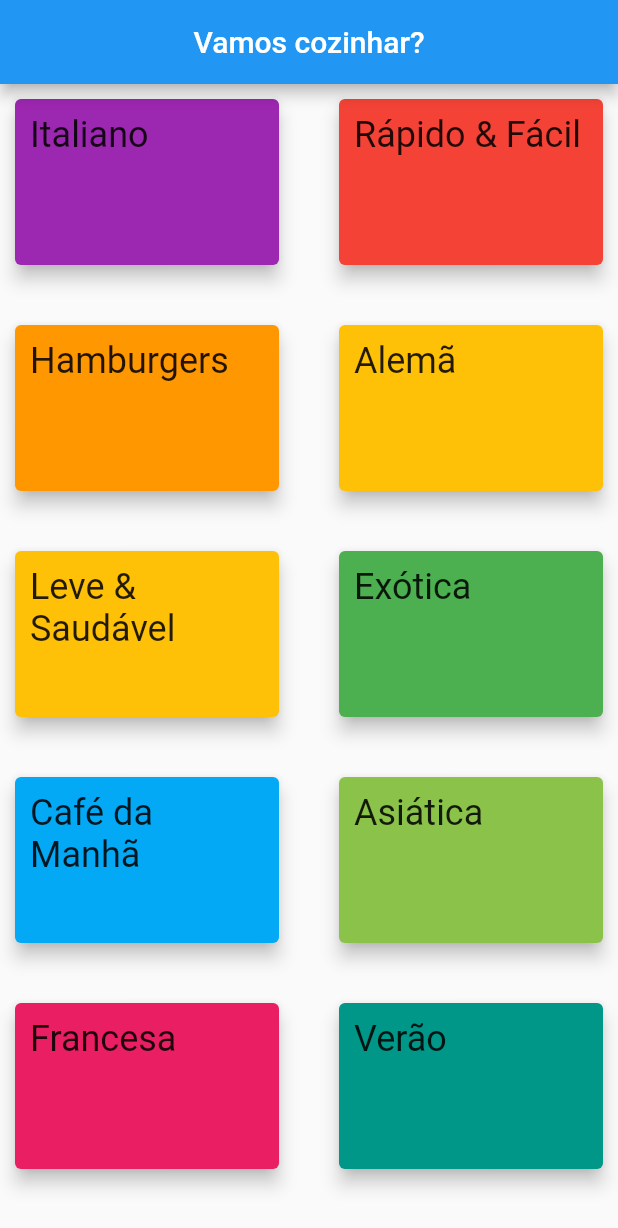
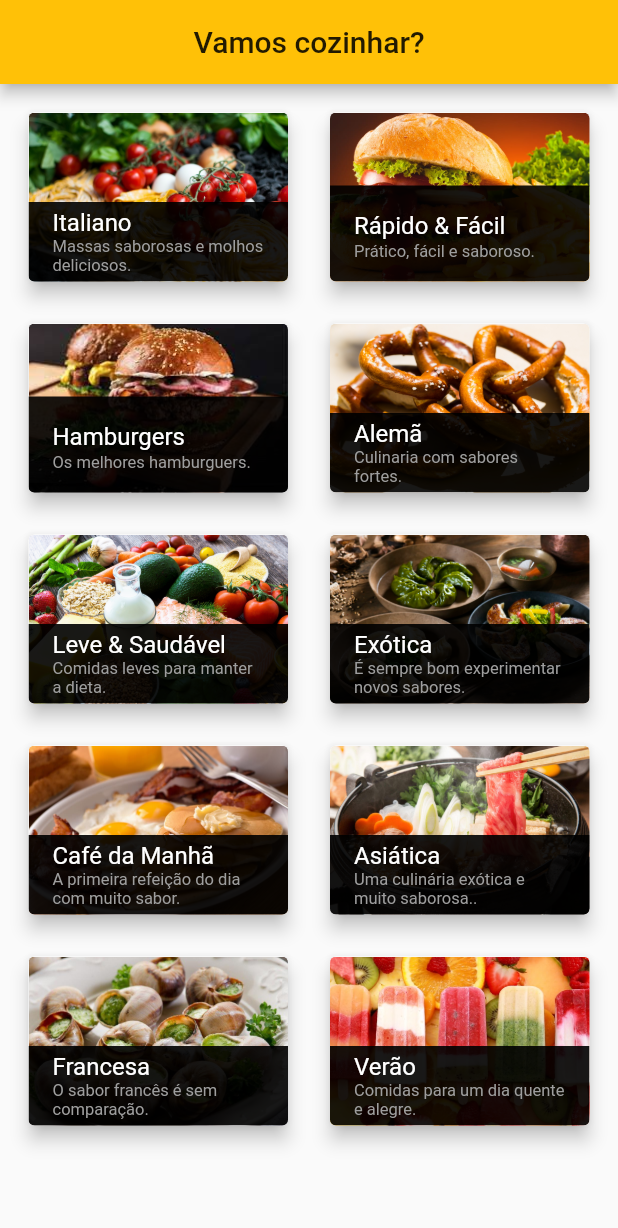
Before and after one commit to Rod1Andrade/Meals, a Flutter app: the screen it shows after launch, on a phone screen of 412 x 824 dp. Shown: the top 1228 px of the screen. Run offline on Flutter 3.47's test engine with Material 2 defaults, Android fonts, the phone set to English and light mode, and no system bars.

Commit message:
UPDATE - Item de categoria, imagens e Theme

```diff
--- a/app/lib/data/dummy_data.dart
+++ b/app/lib/data/dummy_data.dart
@@ -7,51 +7,61 @@ const DUMMY_CATEGORIES = const [
   CategoryModel(
       id: 'c1',
       title: 'Italiano',
+      subtitle: 'Massas saborosas e molhos deliciosos.',
       color: Colors.purple,
-  ),
+      imagePath: 'assets/images/food/italian.jpg'),
   CategoryModel(
       id: 'c2',
       title: 'Rápido & Fácil',
+      subtitle: 'Prático, fácil e saboroso.',
       color: Colors.red,
-  ),
+      imagePath: 'assets/images/food/fast.jpg'),
   CategoryModel(
       id: 'c3',
       title: 'Hamburgers',
+      subtitle: 'Os melhores hamburguers.',
       color: Colors.orange,
-  ),
+      imagePath: 'assets/images/food/burger.jpg'),
   CategoryModel(
       id: 'c4',
       title: 'Alemã',
+      subtitle: 'Culinaria com sabores fortes.',
       color: Colors.amber,
-  ),
+      imagePath: 'assets/images/food/germany.jpg'),
   CategoryModel(
       id: 'c5',
       title: 'Leve & Saudável',
+      subtitle: 'Comidas leves para manter a dieta.',
       color: Colors.amber,
-  ),
+      imagePath: 'assets/images/food/healthy.jpg'),
   CategoryModel(
       id: 'c6',
       title: 'Exótica',
+      subtitle: 'É sempre bom experimentar novos sabores.',
       color: Colors.green,
-  ),
+      imagePath: 'assets/images/food/exotic.jpg'),
   CategoryModel(
       id: 'c7',
       title: 'Café da Manhã',
+      subtitle: 'A primeira refeição do dia com muito sabor.',
       color: Colors.lightBlue,
-  ),
+      imagePath: 'assets/images/food/breakfast.jpg'),
   CategoryModel(
       id: 'c8',
       title: 'Asiática',
+      subtitle: 'Uma culinária exótica e muito saborosa..',
       color: Colors.lightGreen,
-  ),
+      imagePath: 'assets/images/food/japanese.jpg'),
   CategoryModel(
       id: 'c9',
       title: 'Francesa',
+      subtitle: 'O sabor francês é sem comparação.',
       color: Colors.pink,
-  ),
+      imagePath: 'assets/images/food/french.jpg'),
   CategoryModel(
       id: 'c10',
       title: 'Verão',
+      subtitle: 'Comidas para um dia quente e alegre.',
       color: Colors.teal,
-  ),
+      imagePath: 'assets/images/food/summer.jpg'),
 ];
--- a/app/lib/main.dart
+++ b/app/lib/main.dart
@@ -3,10 +3,18 @@ import 'package:flutter/material.dart';
 
 void main() => runApp(Meals());
 
+/// Aplicação de Receitas de refeções.
+///
+/// @author Rodrigo Andrade
+/// @since 25/05/2021
 class Meals extends StatelessWidget {
   @override
   Widget build(BuildContext context) {
     return MaterialApp(
+      debugShowCheckedModeBanner: false,
+      theme: ThemeData(
+        primarySwatch: Colors.amber
+      ),
       title: 'Meals',
       home: CategoriesScreen(),
     );
--- a/app/lib/models/category_model.dart
+++ b/app/lib/models/category_model.dart
@@ -5,11 +5,15 @@ import 'package:flutter/material.dart';
 class CategoryModel {
   final String id;
   final String title;
+  final String subtitle;
   final Color color;
+  final String imagePath;
 
   const CategoryModel({
     @required this.id,
     @required this.title,
+    this.subtitle,
     @required this.color,
+    this.imagePath
   });
 }
--- a/app/lib/screens/categories_screen.dart
+++ b/app/lib/screens/categories_screen.dart
@@ -2,6 +2,8 @@ import 'package:app/data/dummy_data.dart';
 import 'package:app/widgets/category_item.dart';
 import 'package:flutter/material.dart';
 
+/// @author Rodrigo Andrade
+/// @since 25/05/2021
 class CategoriesScreen extends StatelessWidget {
   const CategoriesScreen({Key key}) : super(key: key);
 
@@ -13,6 +15,7 @@ class CategoriesScreen extends StatelessWidget {
         title: Text('Vamos cozinhar?'),
       ),
       body: GridView(
+        padding: const EdgeInsets.all(15),
         gridDelegate: SliverGridDelegateWithMaxCrossAxisExtent(
           childAspectRatio: 1.5,
           crossAxisSpacing: 20,
--- a/app/lib/widgets/category_item.dart
+++ b/app/lib/widgets/category_item.dart
@@ -12,15 +12,36 @@ class CategoryItem extends StatelessWidget {
   Widget build(BuildContext context) {
     return GestureDetector(
       child: Card(
-        margin: const EdgeInsets.all(10.0),
-        color: categoryModel.color,
         elevation: 5.0,
-        child: Padding(
-          padding: const EdgeInsets.all(10.0),
-          child: Text(categoryModel.title,
-              style: Theme.of(context).textTheme.headline5,
-        ),
+        clipBehavior: Clip.antiAlias,
+        child: Stack(alignment: Alignment.bottomCenter, children: [
+          Image.asset(
+            categoryModel.imagePath,
+            fit: BoxFit.cover,
+            width: double.infinity,
+            height: double.infinity,
+          ),
+          Container(
+            color: Colors.black.withOpacity(.9),
+            child: ListTile(
+              visualDensity: VisualDensity.compact,
+              subtitle: Text(
+                categoryModel.subtitle,
+                textAlign: TextAlign.left,
+                style: Theme.of(context).textTheme.caption.copyWith(
+                  fontSize: 11,
+                  color: Colors.grey,
+                  fontWeight: FontWeight.w400
+                ),
+              ),
+              title: Text(categoryModel.title,
+                  style: Theme.of(context).textTheme.subtitle1.copyWith(
+                        color: Colors.white,
+                      )),
+            ),
+          ),
+        ]),
       ),
-    ));
+    );
   }
 }
```
Also changed, not shown: app/pubspec.yaml (+13 -4 lines), app/assets/images/food/breakfast.jpg (added), app/assets/images/food/burger.jpg (added), app/assets/images/food/exotic.jpg (added), app/assets/images/food/fast.jpg (added), app/assets/images/food/french.jpg (added), app/assets/images/food/germany.jpg (added), app/assets/images/food/healthy.jpg (added), app/assets/images/food/italian.jpg (added), app/assets/images/food/japanese.jpg (added), app/assets/images/food/summer.jpg (added). Lines whose indentation alone changed are shown as unchanged.
